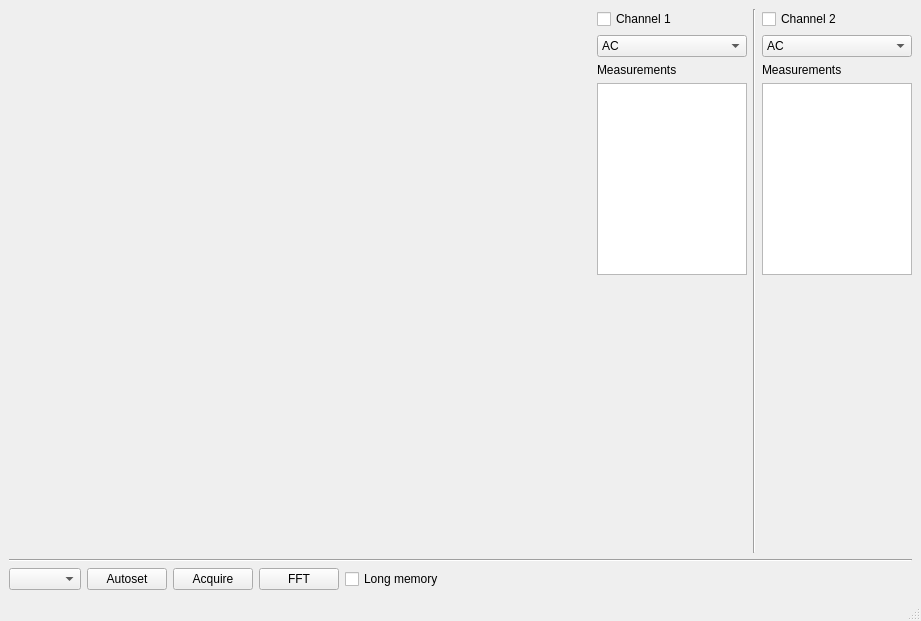
Above: window.ui from sangorrin/iwatsu-ds-8812-bringo-dso-application before the change. Below: the same form after it.
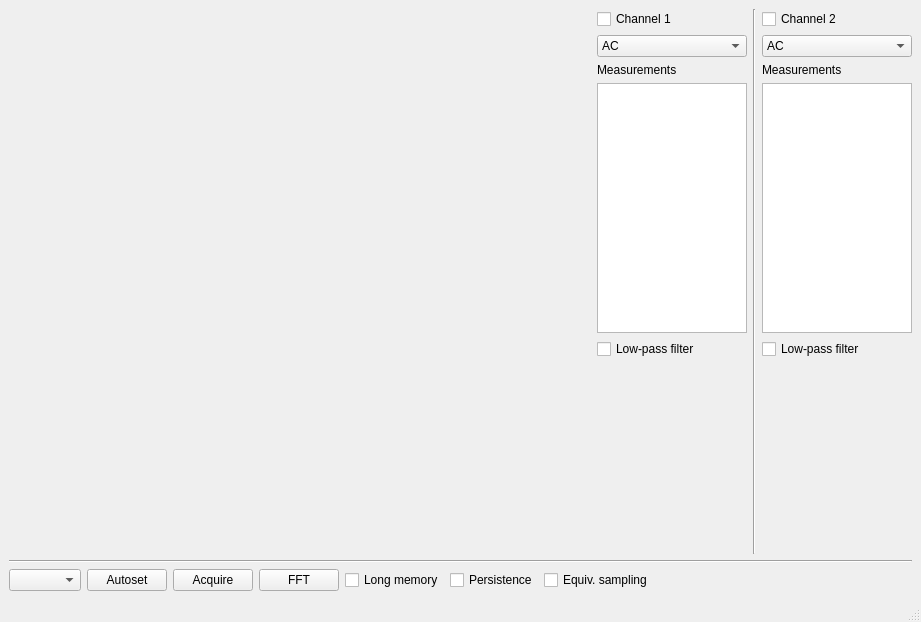
That is the form after the change.

Commit message: added new toggles and measures

Diff of the .ui file:
```diff
--- a/window.ui
+++ b/window.ui
@@ -7,7 +7,7 @@
     <x>0</x>
     <y>0</y>
     <width>921</width>
-    <height>621</height>
+    <height>622</height>
    </rect>
   </property>
   <property name="windowTitle">
@@ -71,10 +71,16 @@
             <verstretch>0</verstretch>
            </sizepolicy>
           </property>
+          <property name="minimumSize">
+           <size>
+            <width>150</width>
+            <height>250</height>
+           </size>
+          </property>
           <property name="maximumSize">
            <size>
             <width>150</width>
-            <height>200</height>
+            <height>5000</height>
            </size>
           </property>
           <property name="readOnly">
@@ -82,6 +88,13 @@
           </property>
          </widget>
         </item>
+        <item>
+         <widget class="QCheckBox" name="ch1_lpfilter_checkbox">
+          <property name="text">
+           <string>Low-pass filter</string>
+          </property>
+         </widget>
+        </item>
         <item>
          <spacer name="ch1_vspacer">
           <property name="orientation">
@@ -147,10 +160,16 @@
             <verstretch>0</verstretch>
            </sizepolicy>
           </property>
+          <property name="minimumSize">
+           <size>
+            <width>150</width>
+            <height>250</height>
+           </size>
+          </property>
           <property name="maximumSize">
            <size>
             <width>150</width>
-            <height>200</height>
+            <height>250</height>
            </size>
           </property>
           <property name="readOnly">
@@ -158,6 +177,13 @@
           </property>
          </widget>
         </item>
+        <item>
+         <widget class="QCheckBox" name="ch2_lpfilter_checkbox">
+          <property name="text">
+           <string>Low-pass filter</string>
+          </property>
+         </widget>
+        </item>
         <item>
          <spacer name="ch2_vspacer">
           <property name="orientation">
@@ -227,6 +253,20 @@
         </property>
        </widget>
       </item>
+      <item>
+       <widget class="QCheckBox" name="persist_checkbox">
+        <property name="text">
+         <string>Persistence</string>
+        </property>
+       </widget>
+      </item>
+      <item>
+       <widget class="QCheckBox" name="equiv_checkbox">
+        <property name="text">
+         <string>Equiv. sampling</string>
+        </property>
+       </widget>
+      </item>
       <item>
        <spacer name="cmd_query_hspacer">
         <property name="orientation">
```
Left out of the diff: 171 changed lines with no effect on the pictures. The commit also changes 2 other files.
